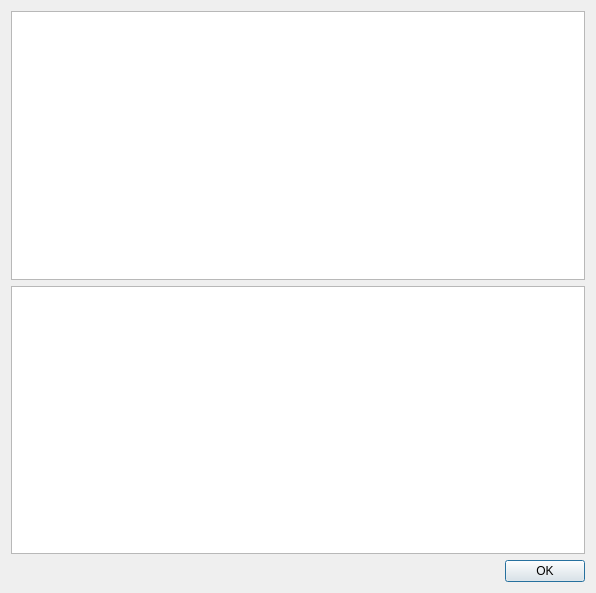
Before: the Qt Designer form qgistester/reportdialog.ui in planetfederal/qgis-tester-plugin, drawn with Qt 5.
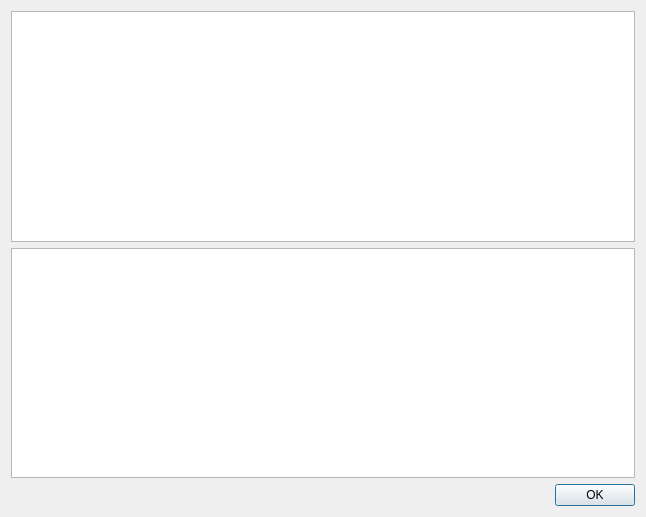
After: the same form once the commit is applied.

Commit message: allow opening issue url from report dialog

Diff of the .ui file:
```diff
--- a/qgistester/reportdialog.ui
+++ b/qgistester/reportdialog.ui
@@ -6,8 +6,8 @@
    <rect>
     <x>0</x>
     <y>0</y>
-    <width>596</width>
-    <height>593</height>
+    <width>646</width>
+    <height>517</height>
    </rect>
   </property>
   <property name="windowTitle">
```
Left out of the diff: 9 changed lines with no effect on the pictures. The commit also changes 2 other files.
